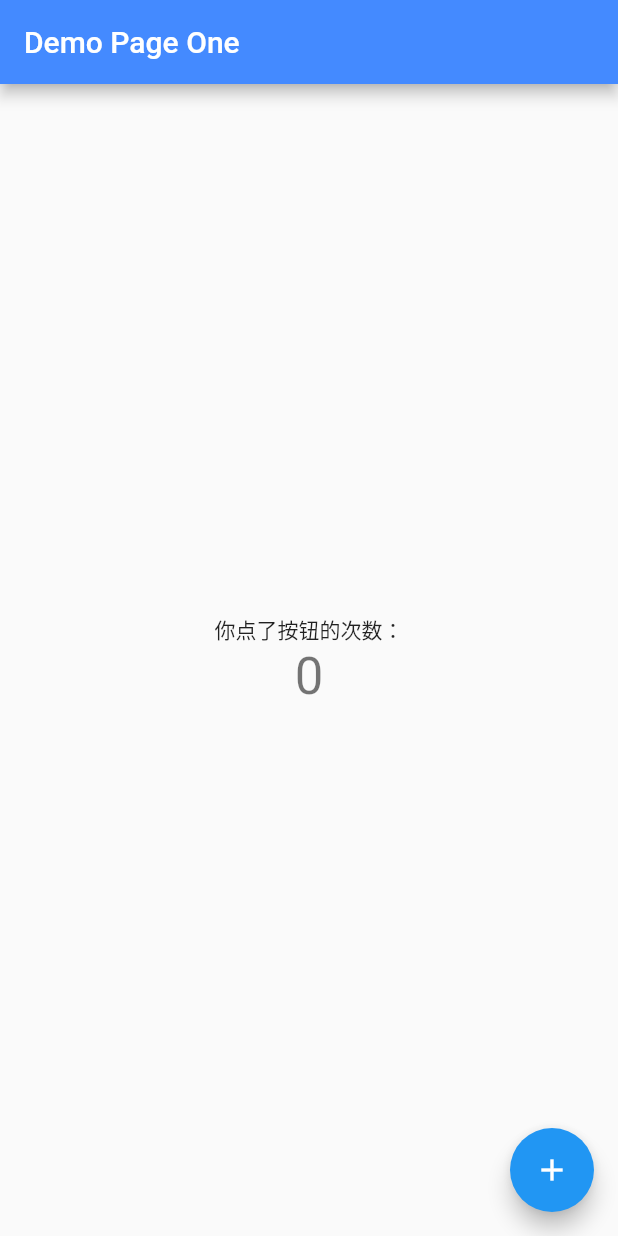
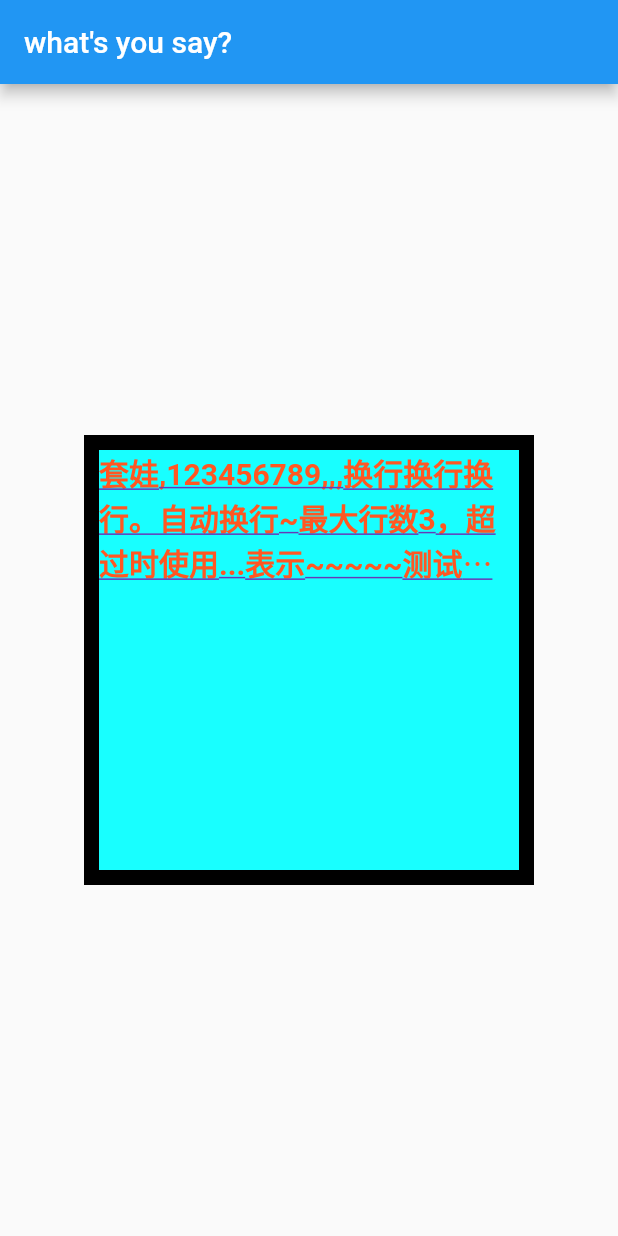
Before and after one commit to xiaojieonly/MyFirstFlutterApp, a Flutter app: the screen it shows after launch, on a phone screen of 412 x 824 dp. Run offline on Flutter 3.47's test engine with Material 2 defaults, Android fonts, the phone set to English and light mode, and no system bars.

Commit message:
组建及属性学习

```diff
--- a/lib/main.dart
+++ b/lib/main.dart
@@ -1,85 +1,60 @@
+
+
+import 'dart:ui';
+
 import 'package:flutter/cupertino.dart';
 import 'package:flutter/material.dart';
 
 void main() => runApp(new MyApp());
 
 class MyApp extends StatelessWidget{
-
   @override
   Widget build(BuildContext context) {
-      return new MaterialApp(
-        title: 'Flutter Demo2',
-        theme: new ThemeData(
-          primaryColor: Colors.blueAccent
+    // TODO: implement build
+    return new MaterialApp(
+      title: 'personl song',
+      home: new Scaffold(
+        appBar: new AppBar(
+          title: new Text(
+            'what\'s you say?'
+          ),
         ),
-        home: new MyHomePage(title:'Demo Page One'),
-      );
-  }
-}
-
-
-class MyHomePage extends StatefulWidget{
-  final String title;
-  MyHomePage({Key key,this.title}) : super(key: key);
-
-  @override
-  _MyHomePageState createState() => new _MyHomePageState();
-
-}
-
-class _MyHomePageState extends State<MyHomePage>{
-  int _counter = 0;
-
-  void _incrementCounter(){
-    setState(() {
-      _counter++;
-    });
-  }
-
-  @override
-  Widget build(BuildContext context) {
-    return new Scaffold(
-      appBar: new AppBar(
-        title: new Text(widget.title),
-      ),
-      body: new Center(
-        child: new Column(
-          mainAxisAlignment: MainAxisAlignment.center,
-          children: <Widget>[
-            new Text('你点了按钮的次数：'),
-            new Text(
-              '$_counter',
-              style: Theme.of(context).textTheme.headline4,
-            )
-          ],
-        ),
-      ),
-      floatingActionButton: new FloatingActionButton(
-        onPressed: (){
-          Navigator.push(context, MaterialPageRoute(
-            builder: (context){
-              return NewRoute();
-            }
-          ));
-        },
-        tooltip: '增加',
-        child: new Icon(Icons.add),
+        body: new MyHomeContent(),
       ),
     );
   }
 }
 
+class MyHomeContent extends StatelessWidget{
 
-class NewRoute extends StatelessWidget{
   @override
   Widget build(BuildContext context) {
-    return Scaffold(
-      appBar: AppBar(
-        title: Text('新路由'),
-      ),
-      body: Center(
-        child: Text('这是一个新页面'),
-      ),
+    // TODO: implement build
+    return new Center(
+      child: new Container(
+        child: new Text(
+          "套娃,123456789,,,换行换行换行。自动换行~最大行数3，超过时使用...表示~~~~~测试和数据健康的回复",
+          textAlign: TextAlign.left,
+          overflow: TextOverflow.ellipsis,
+          maxLines: 3,
+          style: new TextStyle(
+            fontSize: 20,
+            color: Colors.deepOrange,
+            fontWeight: FontWeight.w600,
+            decoration: TextDecoration.underline,
+            decorationColor: Colors.deepPurple
+          ),
+        ),
+        height: 300.0,
+        width: 300.0,
+        decoration: new BoxDecoration(
+          color: Colors.cyanAccent,
+          border: new Border.all(
+            color: Colors.black,
+            width: 10
+          )
+        ),
+      )
     );
   }
 
```
